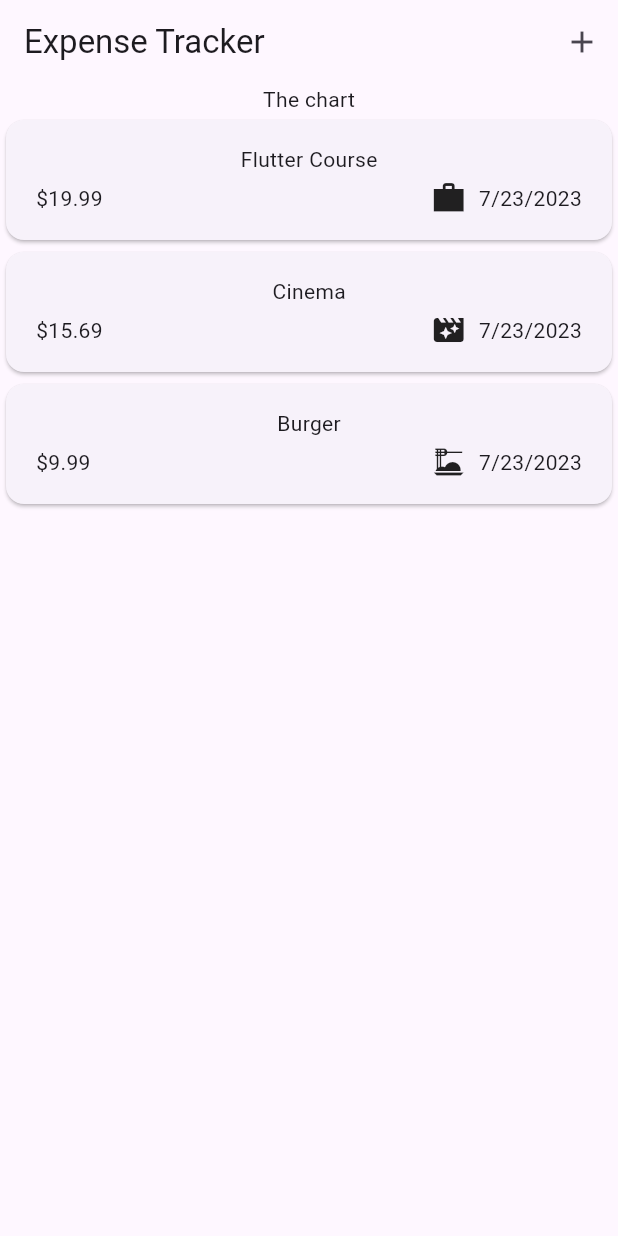
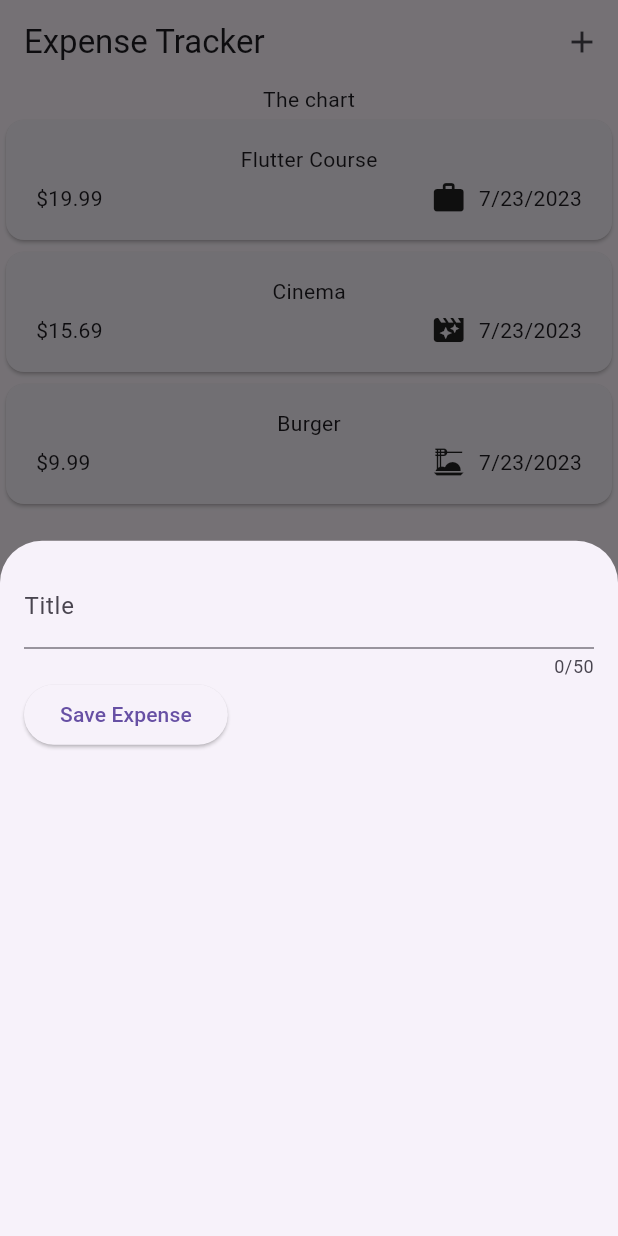
Before and after one commit to Navid-Rahman/Expense-Tracker-Flutter, a Flutter app: the screen it shows after launch, after a tap on the "add" icon, on a phone screen of 412 x 824 dp. Run offline on Flutter 3.47's test engine with Material 2 defaults, Android fonts, the phone set to English and light mode, and no system bars.

Commit message:
TextEditingController added

```diff
--- a/lib/models/expense.dart
+++ b/lib/models/expense.dart
@@ -19,7 +19,7 @@ const categoryIcons = {
   Category.food: Icons.dinner_dining,
   Category.travel: Icons.flight_takeoff,
   Category.leisure: Icons.movie_filter,
-  Category.work: Icons.work_sharp,
+  Category.work: Icons.work,
 };
 
 class Expense {
--- a/lib/widgets/expenses.dart
+++ b/lib/widgets/expenses.dart
@@ -1,5 +1,6 @@
 import 'package:expense_tracker/widgets/expenses_list/expenses_list.dart';
 import 'package:expense_tracker/models/expense.dart';
+import 'package:expense_tracker/widgets/new_expense.dart';
 import 'package:flutter/material.dart';
 
 class Expenses extends StatefulWidget {
@@ -31,6 +32,14 @@ class _ExpensesState extends State<Expenses> {
     ),
   ];
 
+  void _openAddExpenseOverlay() {
+    showModalBottomSheet(
+        context: context,
+        builder: (context) {
+          return const NewExpense();
+        });
+  }
+
   @override
   Widget build(BuildContext context) {
     return Scaffold(
@@ -39,7 +48,9 @@ class _ExpensesState extends State<Expenses> {
         title: const Text('Expense Tracker'),
         actions: [
           IconButton(
-            onPressed: () {},
+            onPressed: () {
+              _openAddExpenseOverlay();
+            },
             icon: const Icon(Icons.add),
           ),
         ],
--- /dev/null
+++ b/lib/widgets/new_expense.dart
@@ -0,0 +1,55 @@
+import 'package:flutter/material.dart';
+
+class NewExpense extends StatefulWidget {
+  const NewExpense({super.key});
+
+  @override
+  State<NewExpense> createState() => _NewExpenseState();
+}
+
+class _NewExpenseState extends State<NewExpense> {
+  // var _enteredTitle = '';
+
+  // void _saveTitleInput(String inputValue) {
+  //   _enteredTitle = inputValue;
+  // }
+
+  final _titleController = TextEditingController();
+
+//! After calling a TextEditingController to store a input data, then dispose the data after finishing. Unless, this widget will be active always.
+  @override
+  void dispose() {
+    _titleController.dispose();
+    super.dispose();
+  }
+
+  @override
+  Widget build(BuildContext context) {
+    return Padding(
+      padding: const EdgeInsets.all(16),
+      child: Column(
+        children: [
+          TextField(
+            controller: _titleController,
+            //onChanged: _saveTitleInput,
+            maxLength: 50,
+            keyboardType: TextInputType.name,
+            decoration: const InputDecoration(
+              label: Text('Title'),
+            ),
+          ),
+          Row(
+            children: [
+              ElevatedButton(
+                onPressed: () {
+                  print(_titleController.text);
+                },
+                child: const Text('Save Expense'),
+              ),
+            ],
+          ),
+        ],
+      ),
+    );
+  }
+}
```
Also changed, not shown: assets/icons/airplane.png (added), assets/icons/coconut-drink.png (added), assets/icons/hot-pot.png (added), assets/icons/suitcase.png (added).
